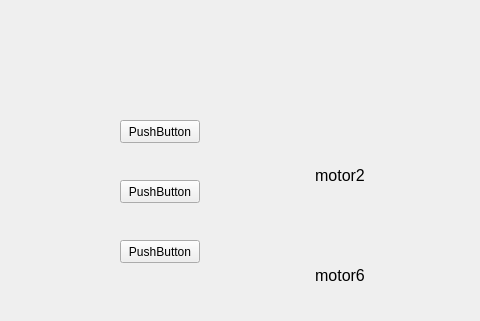
This is ros2_desktop/src/qt-uic-c/src/mainwindow.ui in SongjayLi/ros_ws_uuv as Qt 5 draws it before an edit; both pictures show x 0 to 480 and y 0 to 321 of the 800 by 600 pixel window. The edited form follows.
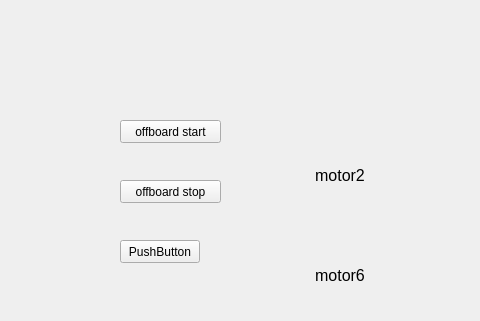
This is the edited form. Icons and pictures are not drawn.

Patch:
```diff
--- a/ros2_desktop/src/qt-uic-c/src/mainwindow.ui
+++ b/ros2_desktop/src/qt-uic-c/src/mainwindow.ui
@@ -19,12 +19,12 @@
      <rect>
       <x>120</x>
       <y>120</y>
-      <width>80</width>
+      <width>101</width>
       <height>23</height>
      </rect>
     </property>
     <property name="text">
-     <string>PushButton</string>
+     <string>offboard start</string>
     </property>
    </widget>
    <widget class="QPushButton" name="pushButton_2">
@@ -45,12 +45,12 @@
      <rect>
       <x>120</x>
       <y>180</y>
-      <width>80</width>
+      <width>101</width>
       <height>23</height>
      </rect>
     </property>
     <property name="text">
-     <string>PushButton</string>
+     <string>offboard stop</string>
     </property>
    </widget>
    <widget class="QLabel" name="label_throttle">
```
Left out of the diff: 8 changed lines with no effect on the pictures.
